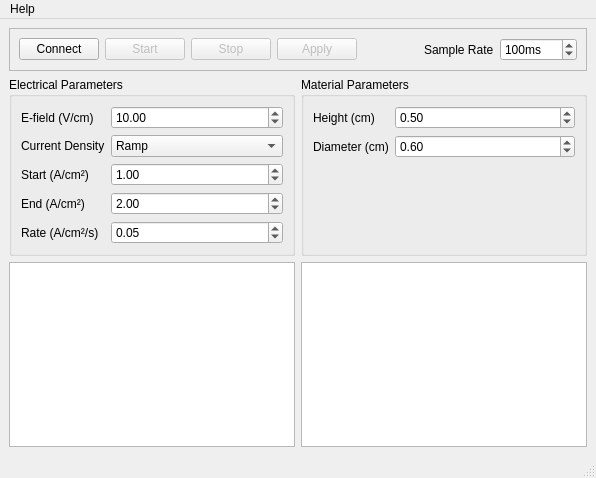
This is gui/DCMainWindow.ui in Trefoil-Lab/flash-v2 as Qt 5 draws it before an edit. The edited form follows.
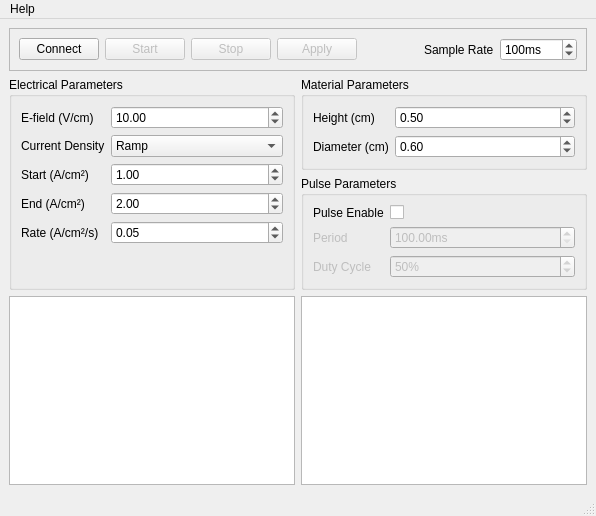
This is the edited form.

```diff
--- a/gui/DCMainWindow.ui
+++ b/gui/DCMainWindow.ui
@@ -7,7 +7,7 @@
     <x>0</x>
     <y>0</y>
     <width>596</width>
-    <height>478</height>
+    <height>516</height>
    </rect>
   </property>
   <property name="sizePolicy">
@@ -26,7 +26,7 @@
      <verstretch>0</verstretch>
     </sizepolicy>
    </property>
-   <layout class="QVBoxLayout" name="verticalLayout">
+   <layout class="QVBoxLayout" name="verticalLayout_2">
     <item>
      <widget class="QFrame" name="ControlBox">
       <property name="sizePolicy">
@@ -128,10 +128,7 @@
      </widget>
     </item>
     <item>
-     <layout class="QHBoxLayout" name="ParamBox">
-      <property name="sizeConstraint">
-       <enum>QLayout::SizeConstraint::SetMinimumSize</enum>
-      </property>
+     <layout class="QHBoxLayout" name="horizontalLayout_2">
       <item>
        <widget class="QGroupBox" name="ElecBox">
         <property name="sizePolicy">
@@ -237,6 +234,8 @@
        </widget>
       </item>
       <item>
+       <layout class="QVBoxLayout" name="verticalLayout">
+        <item>
        <widget class="QGroupBox" name="MatBox">
         <property name="sizePolicy">
          <sizepolicy hsizetype="MinimumExpanding" vsizetype="Minimum">
@@ -284,6 +283,82 @@
          </item>
         </layout>
        </widget>
+        </item>
+        <item>
+         <widget class="QGroupBox" name="groupBox">
+          <property name="title">
+           <string>Pulse Parameters</string>
+          </property>
+          <layout class="QFormLayout" name="formLayout">
+           <item row="0" column="0">
+            <widget class="QLabel" name="pulseEnableLabel">
+             <property name="text">
+              <string>Pulse Enable</string>
+             </property>
+            </widget>
+           </item>
+           <item row="0" column="1">
+            <widget class="QCheckBox" name="pulseEnableCheckBox"/>
+           </item>
+           <item row="1" column="0">
+            <widget class="QLabel" name="periodLabel">
+             <property name="enabled">
+              <bool>false</bool>
+             </property>
+             <property name="text">
+              <string>Period</string>
+             </property>
+            </widget>
+           </item>
+           <item row="1" column="1">
+            <widget class="QDoubleSpinBox" name="periodDoubleSpinBox">
+             <property name="enabled">
+              <bool>false</bool>
+             </property>
+             <property name="suffix">
+              <string>ms</string>
+             </property>
+             <property name="minimum">
+              <double>100.000000000000000</double>
+             </property>
+             <property name="maximum">
+              <double>10000.000000000000000</double>
+             </property>
+             <property name="singleStep">
+              <double>10.000000000000000</double>
+             </property>
+            </widget>
+           </item>
+           <item row="2" column="0">
+            <widget class="QLabel" name="dutyCycleLabel">
+             <property name="enabled">
+              <bool>false</bool>
+             </property>
+             <property name="text">
+              <string>Duty Cycle</string>
+             </property>
+            </widget>
+           </item>
+           <item row="2" column="1">
+            <widget class="QSpinBox" name="dutyCycleSpinBox">
+             <property name="enabled">
+              <bool>false</bool>
+             </property>
+             <property name="suffix">
+              <string>%</string>
+             </property>
+             <property name="minimum">
+              <number>1</number>
+             </property>
+             <property name="value">
+              <number>50</number>
+             </property>
+            </widget>
+           </item>
+          </layout>
+         </widget>
+        </item>
+       </layout>
       </item>
      </layout>
     </item>
```
Lines whose indentation alone changed are shown as unchanged.
